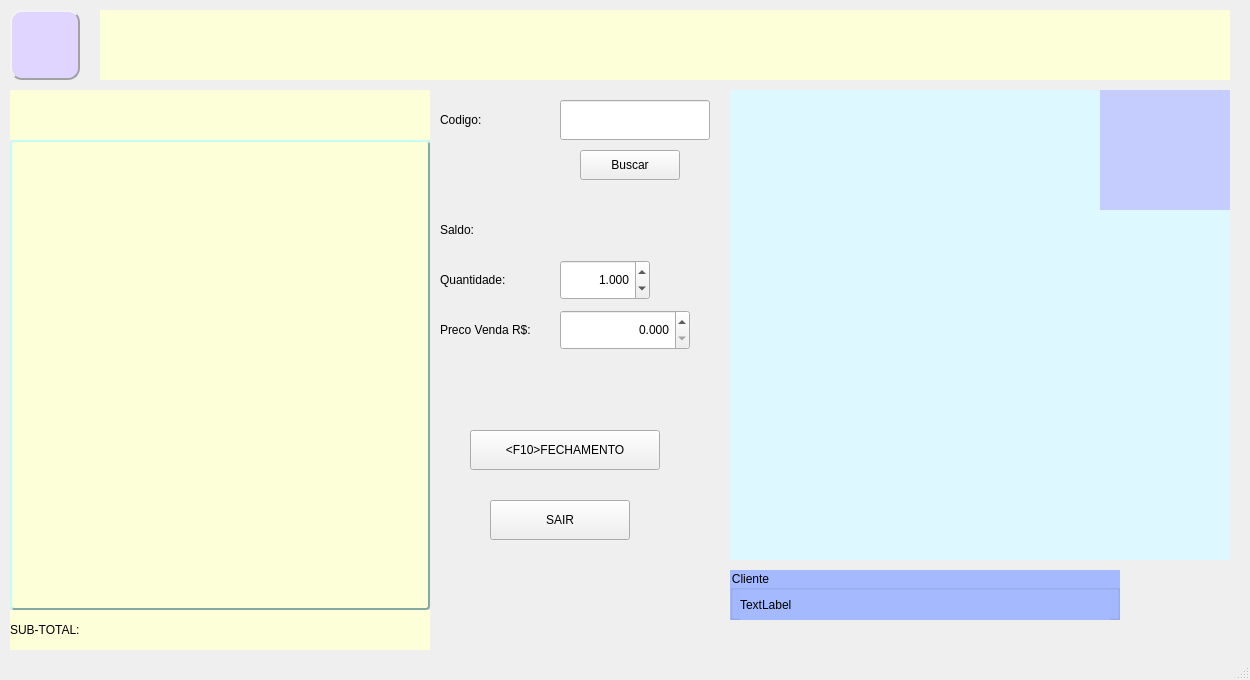
This is telas/venda_pdv.ui in htisistema/SISCOM as Qt 5 draws it before an edit. The edited form follows.
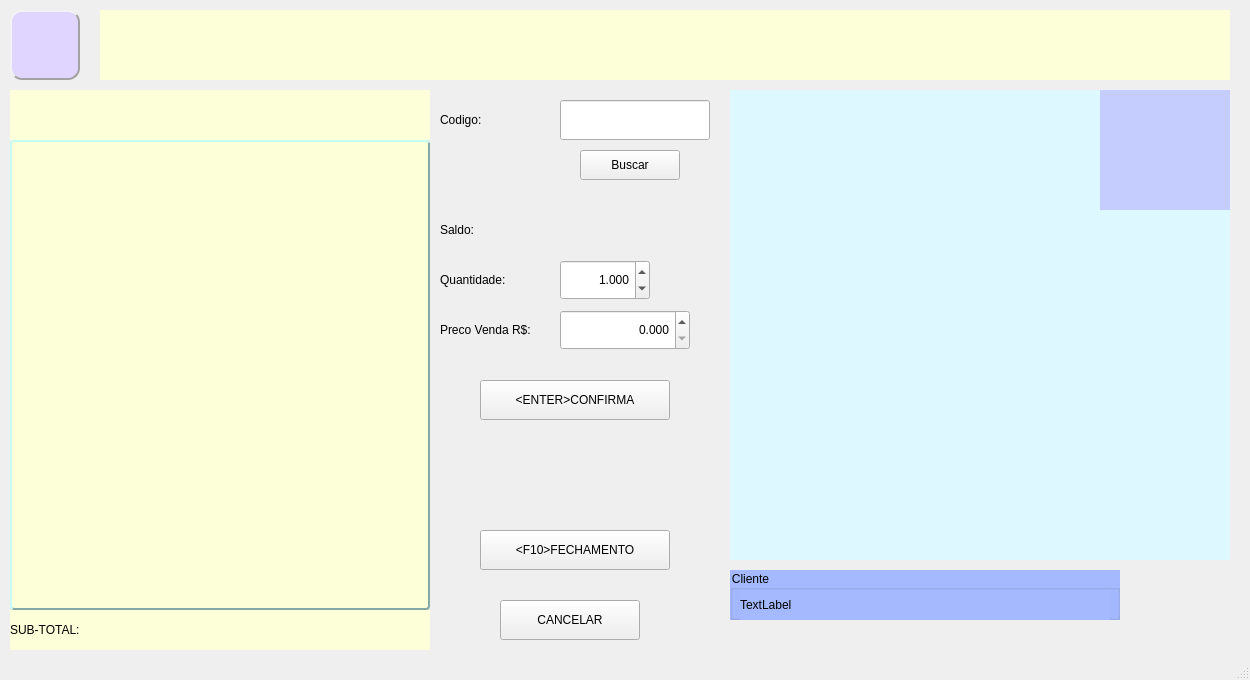
This is the edited form. Icons and pictures are not drawn.

Patch:
```diff
--- a/telas/venda_pdv.ui
+++ b/telas/venda_pdv.ui
@@ -103,8 +103,8 @@
    <widget class="QPushButton" name="bt_fecha">
     <property name="geometry">
      <rect>
-      <x>470</x>
-      <y>430</y>
+      <x>480</x>
+      <y>530</y>
       <width>190</width>
       <height>40</height>
      </rect>
@@ -350,14 +350,14 @@
    <widget class="QPushButton" name="bt_sair">
     <property name="geometry">
      <rect>
-      <x>490</x>
-      <y>500</y>
+      <x>500</x>
+      <y>600</y>
       <width>140</width>
       <height>40</height>
      </rect>
     </property>
     <property name="text">
-     <string>SAIR</string>
+     <string>CANCELAR</string>
     </property>
    </widget>
    <widget class="QGroupBox" name="gb_cliente">
@@ -410,6 +410,19 @@
      <string>Buscar</string>
     </property>
    </widget>
+   <widget class="QPushButton" name="bt_confirma">
+    <property name="geometry">
+     <rect>
+      <x>480</x>
+      <y>380</y>
+      <width>190</width>
+      <height>40</height>
+     </rect>
+    </property>
+    <property name="text">
+     <string>&lt;ENTER&gt;CONFIRMA</string>
+    </property>
+   </widget>
   </widget>
   <widget class="QStatusBar" name="statusbar"/>
  </widget>
```
Left out of the diff: 1 changed line with no effect on the pictures.
